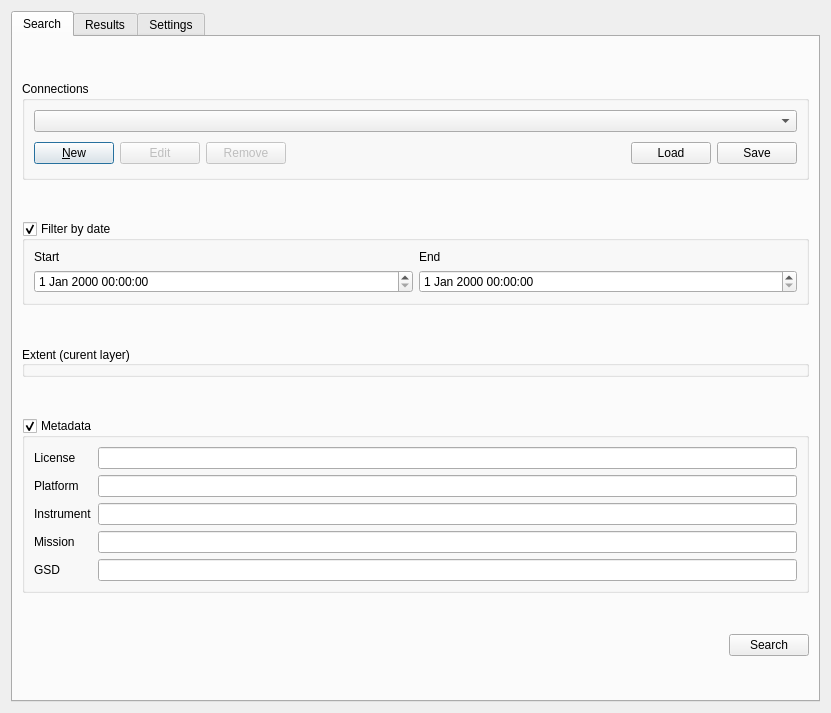
The window that src/qgis_stac/ui/qgis_stac_widget.ui (stac-utils/qgis-stac-plugin) describes before a commit, drawn with Qt 5.
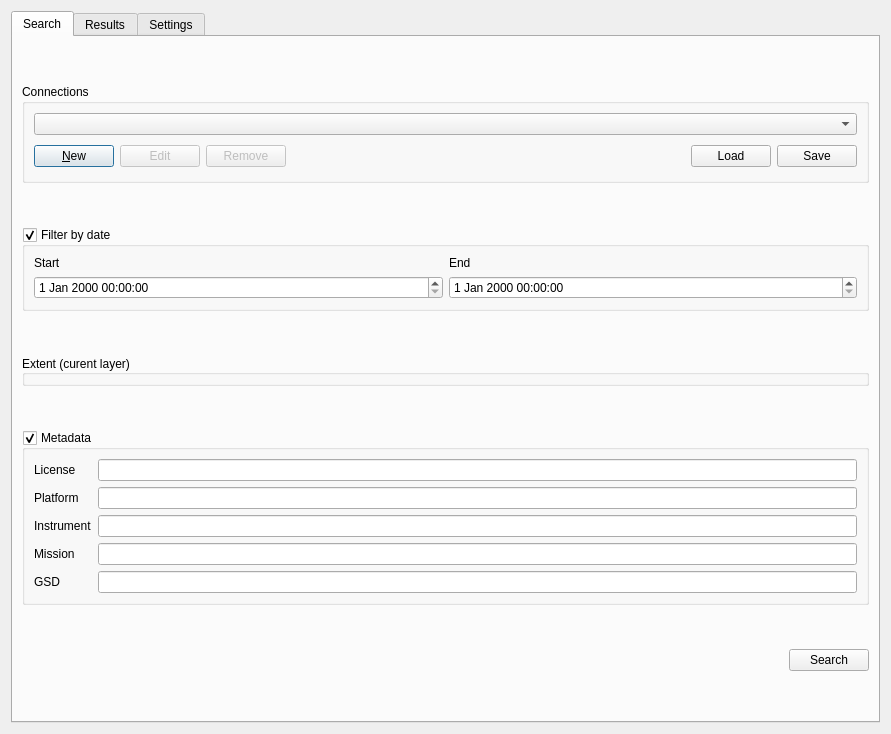
The same window after the commit. The open tabs and pages were chosen to show the change. Custom widgets are drawn as their Qt base class.

Commit message: update on default main widget size

Diff of the .ui file:
```diff
--- a/src/qgis_stac/ui/qgis_stac_widget.ui
+++ b/src/qgis_stac/ui/qgis_stac_widget.ui
@@ -6,8 +6,8 @@
    <rect>
     <x>0</x>
     <y>0</y>
-    <width>831</width>
-    <height>713</height>
+    <width>891</width>
+    <height>734</height>
    </rect>
   </property>
   <property name="font">
```
Left out of the diff: 2 changed lines with no effect on the pictures.
